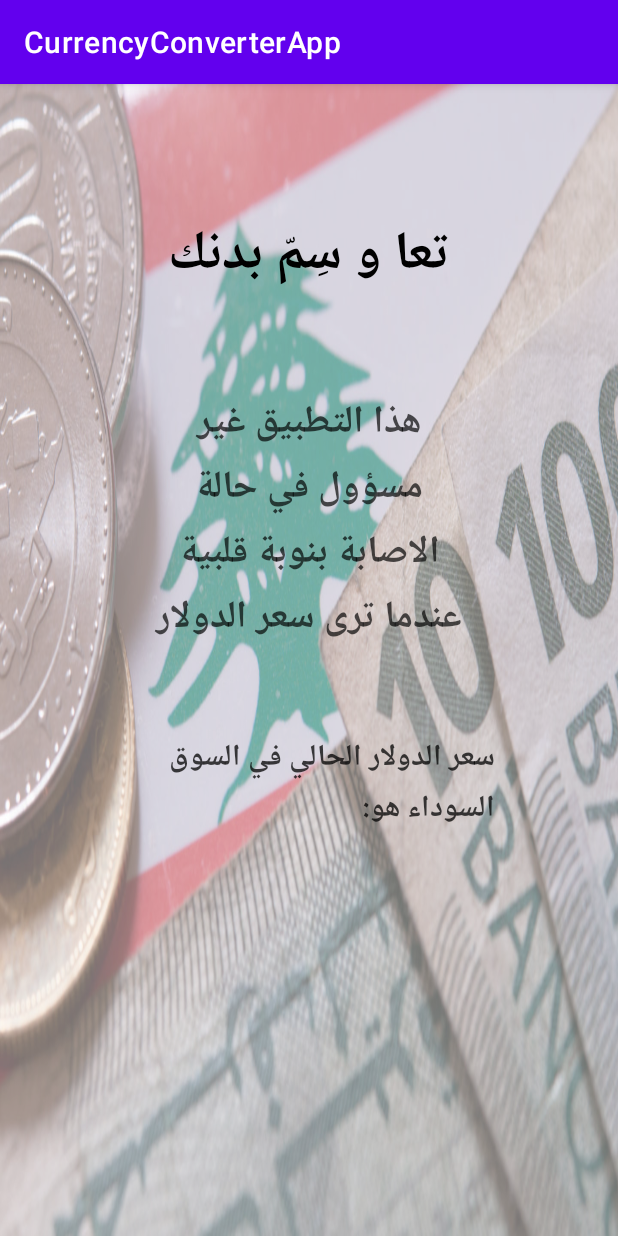
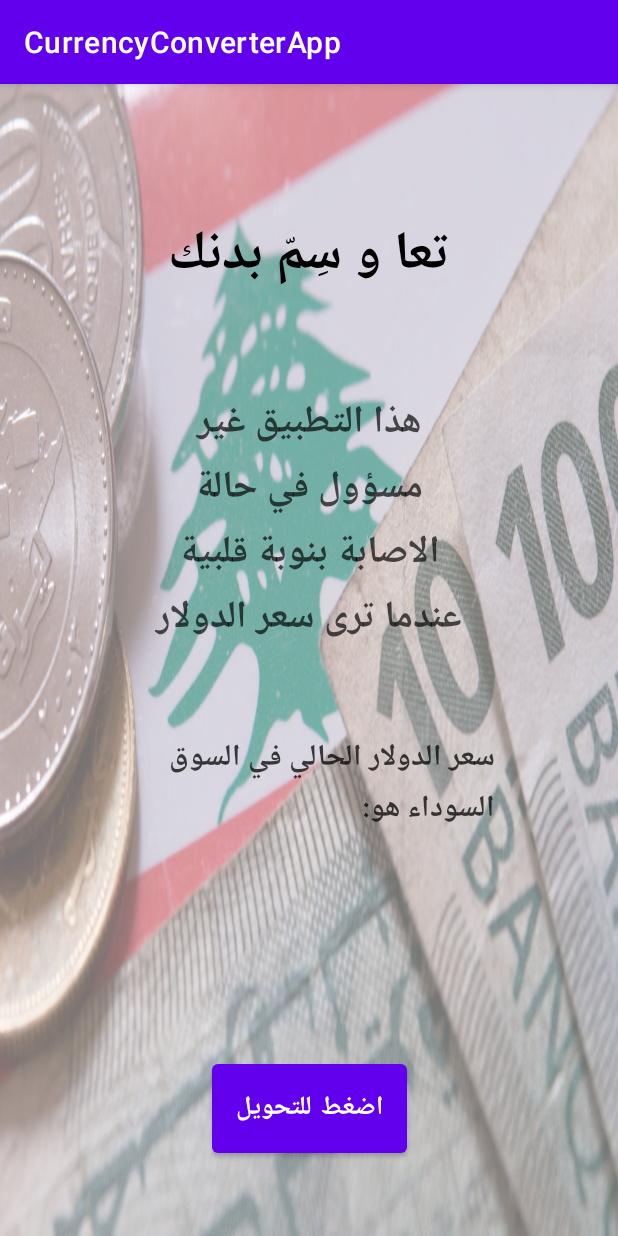
Before and after one commit to mohamadnabaa01/CSC498-Project1-CurrencyConverterApp, an Android app: the screen it shows after launch (MainActivity), on a phone screen of 412 x 824 dp. Run offline under Robolectric (Android 15) with nearby library versions, the phone set to English and light mode, and no system bars.

Commit message:
added button

```diff
--- a/CurrencyConverterApp/app/src/main/res/layout/activity_main.xml
+++ b/CurrencyConverterApp/app/src/main/res/layout/activity_main.xml
@@ -81,4 +81,17 @@
         app:layout_constraintTop_toBottomOf="@+id/textView7"
         app:layout_constraintVertical_bias="0.110000014" />
 
+    <Button
+        android:id="@+id/start"
+        android:layout_width="130dp"
+        android:layout_height="71dp"
+        android:onClick="start_exchange"
+        android:text="اضغط للتحويل"
+        android:textSize="17sp"
+        android:textStyle="bold"
+        app:layout_constraintBottom_toBottomOf="@+id/lira_background"
+        app:layout_constraintEnd_toEndOf="parent"
+        app:layout_constraintStart_toStartOf="parent"
+        app:layout_constraintTop_toBottomOf="@+id/current_rate" />
+
 </androidx.constraintlayout.widget.ConstraintLayout>
```
